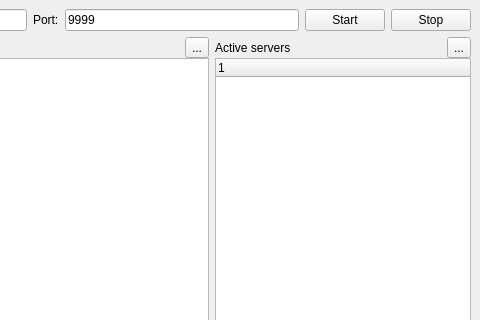
Qt form coordinator/coordinatorwindow.ui (GustavoKatel/computerNetworksAssigment) before a commit; both pictures show x 271 to 751 and y 0 to 320 of the 751 by 484 pixel window.
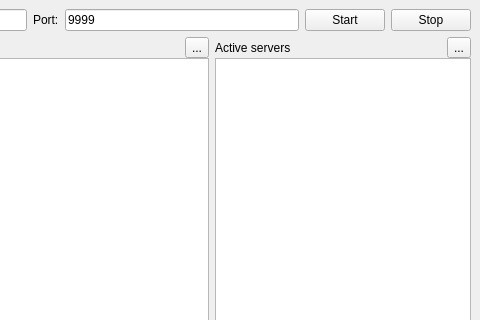
The same form after that commit. Icons and pictures are not drawn.

Commit message: CoordinatorWindow: Removed Server treewidget header

```diff
--- a/coordinator/coordinatorwindow.ui
+++ b/coordinator/coordinatorwindow.ui
@@ -136,6 +136,9 @@
             <verstretch>0</verstretch>
            </sizepolicy>
           </property>
+          <attribute name="headerVisible">
+           <bool>false</bool>
+          </attribute>
           <column>
            <property name="text">
             <string notr="true">1</string>
```
